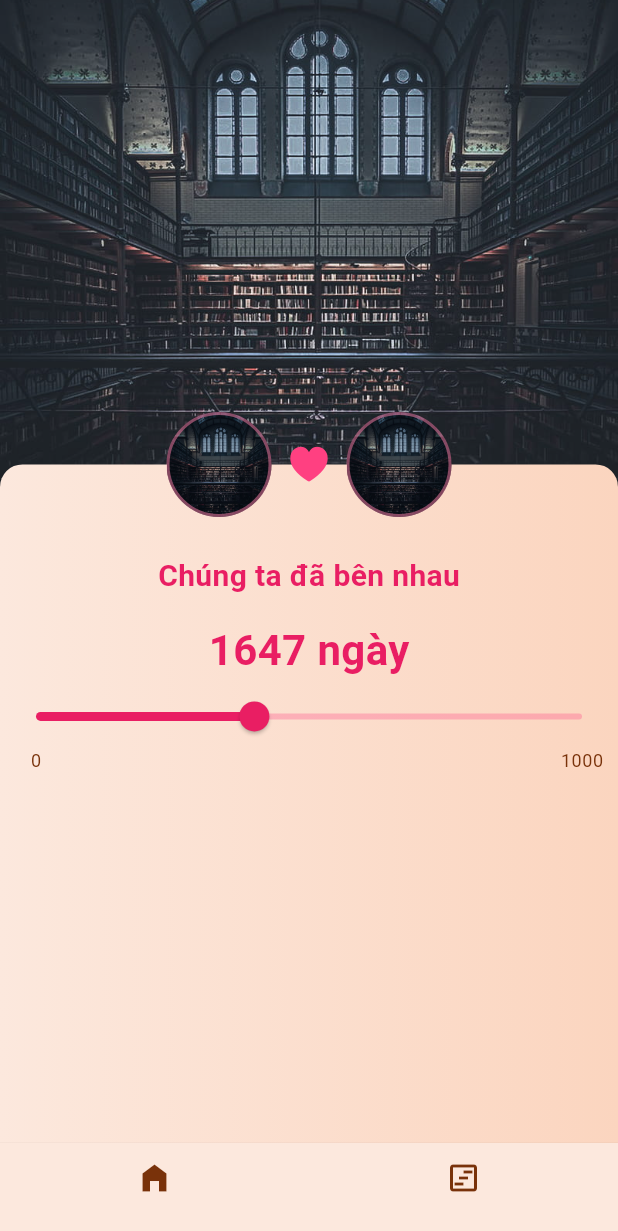
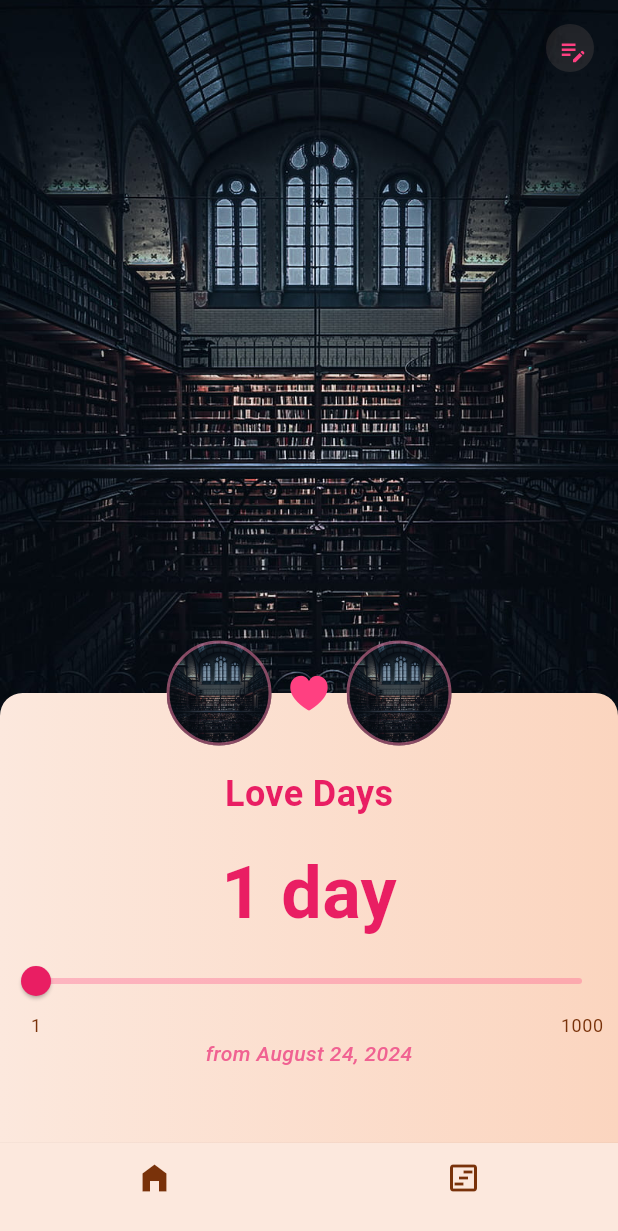
Before and after one commit to farrerdev/our_love, a Flutter app: the screen it shows after launch, on a phone screen of 412 x 824 dp. Shown: the top 1231 px of the screen. Run offline on Flutter 3.47's test engine with Material 3 defaults, Android fonts, the phone set to English and light mode, and no system bars; drawn by our look-alikes of syncfusion_flutter_sliders; our stand-ins replace bloc, cached_network_image, dartz, dio, equatable, firebase_core and 15 more; missing offline and left inert: syncfusion_flutter_core; accounts and stored records are empty; statements that could not run were skipped.

Commit message:
Update UI home view

```diff
--- a/lib/common/theme/app_colors.dart
+++ b/lib/common/theme/app_colors.dart
@@ -112,4 +112,12 @@ class ColorStyles {
   static const Color orange9 = Color(0xff79320A);
 
   static const Color exclusiveSectionGray = Color(0xffF7F8FB);
+  //
+  static const Color pink7 = Colors.pink;
+  static const Color pink4= Color(0xFFEC407A);
+  static const Color pink3 = Color(0xFFF06292);
+  static const Color pink1 = Color(0xFFF8BBD0);
+  //
+  static const Color pinkAccent7 = Colors.pinkAccent;
+  static const Color pinkAccent1 = Color(0xFFFF80AB);
 }
--- a/lib/modules/home/presentation/pages/home.view.dart
+++ b/lib/modules/home/presentation/pages/home.view.dart
@@ -1,20 +1,27 @@
 import 'package:flutter/cupertino.dart';
-import 'package:our_love/common/extensions/datetime.extension.dart';
+import 'package:hive/hive.dart';
+import 'package:intl/intl.dart' as intl;
 import 'package:our_love/common/extensions/message_dialog.extension.dart';
 import 'package:our_love/common/theme/app_colors.dart';
 import 'package:our_love/common/theme/app_texts.dart';
-import 'package:our_love/common/theme/constants.dart';
-import 'package:our_love/common/widgets/app_date_picker.widget.dart';
-import 'package:our_love/common/widgets/app_loading_indicator.widget.dart';
-import 'package:our_love/common/widgets/rounded_container.widget.dart';
 import 'package:flutter/material.dart';
 import 'package:flutter_bloc/flutter_bloc.dart';
-import 'package:our_love/common/widgets/spacer.dart';
 import 'package:our_love/generated/assets.gen.dart';
 import 'package:our_love/modules/home/presentation/blocs/home/home_bloc.dart';
 import 'package:our_love/modules/memories/presentation/pages/memories.view.dart';
 import 'package:syncfusion_flutter_core/theme.dart';
 import 'package:syncfusion_flutter_sliders/sliders.dart';
+
+// ignore_for_file: INVALID_USE_OF_PROTECTED_MEMBER
+extension StatefulExtension on State {
+  void rebuild() {
+    if (mounted) {
+      setState(() {});
+    }
+  }
+}
+
+const _bottomHeight = 300.0;
 
 class HomeView extends StatefulWidget {
   const HomeView({super.key});
@@ -25,6 +32,16 @@ class HomeView extends StatefulWidget {
 
 class _HomeViewState extends State<HomeView> {
   var pageController = PageController();
+  final firstDate = DateTime(2024, 8, 24);
+
+  int get totalDays => DateTime.now().difference(firstDate).inDays + 1;
+
+  String get totalDaysContent {
+    if (totalDays == 1) return "$totalDays day";
+    return "$totalDays days";
+  }
+
+  double get nextMaxDays => (totalDays / 1000 + 1).toInt().toDouble() * 1000;
 
   @override
   Widget build(BuildContext context) {
@@ -34,133 +51,160 @@ class _HomeViewState extends State<HomeView> {
         backgroundColor: Colors.white,
         body: Stack(
           children: [
-            Stack(
+            Column(
               children: [
-                SizedBox(
-                  height: context.height,
-                  child: Column(
-                    children: [
-                      SizedBox(
-                        height: context.height / 2.5,
-                        child: Opacity(
-                          opacity: .9,
-                          child: Image.asset(
-                            Assets.images.libraryBg.path,
-                            width: context.width,
-                            fit: BoxFit.cover,
-                          ),
-                        ),
-                      ),
-                      const Expanded(
-                        child: SizedBox(),
-                      )
-                    ],
-                  ),
+                Expanded(
+                  child: _buildBgImage(context),
                 ),
-                Positioned(
-                  top: context.height / 2.5 - 20,
-                  child: Container(
-                    width: context.width,
-                    height: context.height * 0.75,
-                    decoration: boxDecoration.copyWith(
-                      borderRadius: const BorderRadius.vertical(
-                        top: Radius.circular(15),
-                      ),
-                    ),
-                    child: _buildContent(),
-                  ),
+                const SizedBox(
+                  height: _bottomHeight - 15,
                 ),
               ],
             ),
             Positioned(
+              bottom: 0,
+              child: _buildContent(),
+            ),
+            Positioned(
               width: context.width,
-              top: context.height / 2.5 - 55,
-              child: Row(
-                mainAxisAlignment: MainAxisAlignment.center,
-                children: [
-                  Container(
-                    height: 70,
-                    width: 70,
-                    decoration: BoxDecoration(
-                      border: Border.all(
-                          color: Colors.pinkAccent.shade100.withOpacity(.5),
-                          width: 2),
-                      shape: BoxShape.circle,
-                      image: DecorationImage(
-                          image: AssetImage(Assets.images.libraryBg.path),
-                          fit: BoxFit.cover),
-                    ),
-                  ),
-                  const SizedBox(
-                    width: 50,
-                    child: Icon(
-                      CupertinoIcons.heart_solid,
-                      color: Colors.pinkAccent,
-                      size: 30,
-                    ),
-                  ),
-                  Container(
-                    height: 70,
-                    width: 70,
-                    decoration: BoxDecoration(
-                      border: Border.all(
-                          color: Colors.pinkAccent.shade100.withOpacity(.5),
-                          width: 2),
-                      shape: BoxShape.circle,
-                      image: DecorationImage(
-                          image: AssetImage(Assets.images.libraryBg.path),
-                          fit: BoxFit.cover),
-                    ),
-                  ),
-                ],
-              ),
-            )
+              bottom: _bottomHeight - 35,
+              child: _buildAvatars(),
+            ),
           ],
         ),
       ),
     );
   }
 
-  Padding _buildContent() {
-    double _value = 400.0;
+  Widget _buildBgImage(BuildContext context) {
+    return Stack(
+      children: [
+        Image.asset(
+          Assets.images.libraryBg.path,
+          width: context.width,
+          fit: BoxFit.cover,
+        ),
+        Positioned(
+          child: SafeArea(
+            child: Row(
+              mainAxisAlignment: MainAxisAlignment.end,
+              children: [
+                Container(
+                  height: 32,
+                  width: 32,
+                  margin: const EdgeInsets.all(16),
+                  decoration: BoxDecoration(
+                    shape: BoxShape.circle,
+                    color: ColorStyles.orange2.withOpacity(.1),
+                  ),
+                  child: MenuAnchor(
+                    builder: (context, controller, child) {
+                      return IconButton(
+                        icon: const Icon(
+                          Icons.edit_note_outlined,
+                          color: ColorStyles.pinkAccent7,
+                        ),
+                        onPressed: () {
+                          controller.isOpen
+                              ? controller.close()
+                              : controller.open();
+                        },
+                      );
+                    },
+                    menuChildren: [
+                      MenuItemButton(
+                        child: Text(
+                          "Change background image",
+                          style: TextStyles.mobileSMedium.copyWith(
+                            color: ColorStyles.orange9,
+                          ),
+                        ),
+                        onPressed: () {},
+                      ),
+                      MenuItemButton(
+                        child: Text(
+                          "Change first date",
+                          style: TextStyles.mobileSMedium.copyWith(
+                            color: ColorStyles.orange9,
+                          ),
+                        ),
+                        onPressed: () {},
+                      ),
+                    ],
+                  ),
+                ),
+              ],
+            ),
+          ),
+        )
+      ],
+    );
+  }
 
-    return Padding(
-      padding: const EdgeInsets.only(top: 60),
+  Widget _buildAvatars() {
+    return Row(
+      mainAxisAlignment: MainAxisAlignment.center,
+      children: [
+        UserAvatar(url: Assets.images.libraryBg.path),
+        const SizedBox(
+          width: 50,
+          child: Icon(
+            CupertinoIcons.heart_solid,
+            color: ColorStyles.pinkAccent7,
+            size: 30,
+          ),
+        ),
+        UserAvatar(url: Assets.images.libraryBg.path),
+      ],
+    );
+  }
+
+  Widget _buildContent() {
+    return Container(
+      width: context.width,
+      height: _bottomHeight,
+      decoration: boxDecoration.copyWith(
+        borderRadius: const BorderRadius.vertical(
+          top: Radius.circular(15),
+        ),
+      ),
+      alignment: Alignment.center,
       child: Column(
+        mainAxisSize: MainAxisSize.min,
         children: [
           Text(
-            "Chúng ta đã bên nhau",
-            style: TextStyles.mobileHeading6.copyWith(color: Colors.pink),
+            "Love Days",
+            style: TextStyles.mobileHeading5.copyWith(color: ColorStyles.pink7),
           ),
           const SizedBox(height: 15),
           Text(
-            "${DateTime.now().difference(DateTime(2020, 2, 20)).inDays.toString()} ngày",
-            style: TextStyles.mobileHeading4.copyWith(color: Colors.pink),
+            totalDaysContent,
+            style: TextStyles.mobileHeading2.copyWith(color: ColorStyles.pink7),
           ),
           SfSliderTheme(
             data: SfSliderThemeData(
               tooltipBackgroundColor: Colors.black,
               activeLabelStyle: const TextStyle(
-                  color: Colors.pink,
+                  color: ColorStyles.pink7,
                   fontSize: 12,
                   fontStyle: FontStyle.italic),
               inactiveLabelStyle: const TextStyle(
-                  color: Colors.pink,
+                  color: ColorStyles.pink7,
                   fontSize: 12,
                   fontStyle: FontStyle.italic),
               thumbRadius: 12,
             ),
             child: SfSlider(
-              min: 0.0,
-              max: 1000.0,
-              value: _value,
-              interval: 1000,
+              min: 1,
+              max: nextMaxDays,
+              value: totalDays,
+              interval: nextMaxDays - 1,
               showTicks: false,
               showLabels: true,
-              enableTooltip: true,
+              enableTooltip: false,
               thumbShape: _SfThumbShape(),
-              activeColor: Colors.pink,
-              inactiveColor: Colors.pinkAccent.withOpacity(.3),
+              activeColor: ColorStyles.pink7,
+              inactiveColor: ColorStyles.pinkAccent7.withOpacity(.3),
               thumbIcon: const SizedBox(
                 height: 20,
                 width: 20,
@@ -168,15 +212,45 @@ class _HomeViewState extends State<HomeView> {
               ),
               minorTicksPerInterval: 0,
               onChanged: (dynamic value) {
-                _value = value;
-
-                // setState(() {
-                //   _value = value;
-                // });
+                value = value;
               },
             ),
-          )
+          ),
+          Text(
+            "from ${intl.DateFormat("MMMM dd, y").format(firstDate)}",
+            style: TextStyles.mobileSMedium.copyWith(
+              color: ColorStyles.pink3,
+              fontStyle: FontStyle.italic,
+            ),
+          ),
         ],
+      ),
+    );
+  }
+
+  void _onEditIconPressed() {
+    rebuild();
+  }
+}
+
+class UserAvatar extends StatelessWidget {
+  const UserAvatar({
+    super.key,
+    required this.url,
+  });
+
+  final String url;
+
+  @override
+  Widget build(BuildContext context) {
+    return Container(
+      height: 70,
+      width: 70,
+      decoration: BoxDecoration(
+        border: Border.all(
+            color: ColorStyles.pinkAccent1.withOpacity(.5), width: 2),
+        shape: BoxShape.circle,
+        image: DecorationImage(image: AssetImage(url), fit: BoxFit.cover),
       ),
     );
   }
@@ -194,10 +268,31 @@ class _SfThumbShape extends SfThumbShape {
       required Animation<double> enableAnimation,
       required TextDirection textDirection,
       required SfThumb? thumb}) {
-    final Path path = Path();
-    path.moveTo(center.dx, center.dy);
-    path.lineTo(center.dx + 10, center.dy - 15);
-    path.lineTo(center.dx - 10, center.dy - 15);
+    double width = 30;
+    double height = 30;
+    final dx = center.dx - width / 2;
+    final dy = center.dy + 2.5 - height;
+    Path path = Path();
+
+    path.moveTo(dx, dy);
+    path.moveTo(
+      dx + 0.5 * width,
+      dy + height * 0.35,
+    );
+    path.cubicTo(
+      dx + 0.2 * width,
+      dy + height * 0.1,
+      dx + -0.25 * width,
+      dy + height * 0.6,
+      dx + 0.5 * width,
+      dy + height,
+    );
+    path.moveTo(
+      dx + 0.5 * width,
+      dy + height * 0.35,
+    );
+    path.cubicTo(dx + 0.8 * width, dy + height * 0.1, dx + 1.25 * width,
+        dy + height * 0.6, dx + 0.5 * width, dy + height);
     path.close();
     context.canvas.drawPath(
         path,
@@ -207,209 +302,3 @@ class _SfThumbShape extends SfThumbShape {
           ..strokeWidth = 2);
   }
 }
-
-class _HomeBody extends StatelessWidget {
-  const _HomeBody({
-    required this.pageController,
-  });
-
-  final PageController pageController;
-
-  @override
-  Widget build(BuildContext context) {
-    return BlocBuilder<HomeBloc, HomeState>(
-      buildWhen: (previous, current) {
-        return previous.loadStatus != current.loadStatus;
-      },
-      builder: (context, state) {
-        switch (state.loadStatus) {
-          case LoadStatus.loading:
-            return const AppLoadingIndicator();
-          case LoadStatus.error:
-            return const SizedBox();
-          case LoadStatus.success:
-            return PageView.builder(
-              controller: pageController,
-              itemCount: state.vocabularies.length,
-              scrollDirection: Axis.vertical,
-              itemBuilder: (context, index) {
-                final vocab = state.vocabularies[index];
-                final pronoun = vocab.pronoun;
-                final explain = vocab.explain;
-                final example = vocab.example;
-                return Column(
-                  mainAxisAlignment: MainAxisAlignment.center,
-                  children: [
-                    Text(
-                      vocab.word,
-                      style: TextStyles.largeHeading4.copyWith(
-                        color: Colors.white,
-                      ),
-                    ),
-                    if (pronoun != null)
-                      Text(
-                        pronoun,
-                        style: TextStyles.mobileXSMedium.copyWith(
-                          color: Colors.white,
-                        ),
-                      ),
-                    Text(
-                      "${vocab.type.getName} ${explain ?? ""}",
-                      style: TextStyles.largeSubtitle1.copyWith(
-                        color: Colors.white,
-                      ),
-                    ),
-                    const VSpacer(20),
-                    if (example != null)
-                      Text(
-                        "(Ex: $example)",
-                        style: TextStyles.mobileSMedium.copyWith(
-                          color: Colors.white,
-                          fontStyle: FontStyle.italic,
-                        ),
-                      ),
-                  ],
-                );
-              },
-            );
-        }
-      },
-    );
-  }
-}
-
-class _HorizontalDatePicker extends StatelessWidget {
-  const _HorizontalDatePicker();
-
-  @override
-  Widget build(BuildContext context) {
-    return BlocBuilder<HomeBloc, HomeState>(
-      buildWhen: (previous, current) {
-        return !previous.currentDate.isSameDate(current.currentDate);
-      },
-      builder: (context, state) {
-        final currentDate = context.read<HomeBloc>().state.currentDate;
-        final dates = _getWeekDays(currentDate);
-        return RoundedContainer(
-          width: context.width,
-          height: 110,
-          alignment: Alignment.center,
-          child: Column(
-            children: [
-              SizedBox(
-                height: 40,
-                child: Row(
-                  children: [
-                    _buildMonth(context, currentDate),
-                    const Spacer(),
-                    Container(
-                      alignment: Alignment.center,
-                      child: const Icon(
-                        CupertinoIcons.chevron_right,
-                        size: 18,
-                        color: ColorStyles.black5,
-                      ),
-                    ),
-                  ],
-                ),
-              ),
-              const SizedBox(height: 5),
-              Row(
-                children: List.generate(
-                  dates.length,
-                  (index) {
-                    final date = dates[index];
-                    final isCurrent = date.day == currentDate.day;
-                    final bgColor = isCurrent ? ColorStyles.deep : null;
-                    final textColor =
-                        isCurrent ? ColorStyles.white : ColorStyles.black5;
-                    return Expanded(
-                      child: InkWell(
-                        onTap: () => _onDatePicked(context, date),
-                        child: AnimatedContainer(
-                          duration: animatedDuration,
-                          decoration: BoxDecoration(
-                            color: bgColor,
-                            borderRadius: BorderRadius.circular(10),
-                          ),
-                          alignment: Alignment.center,
-                          height: 50,
-                          child: Column(
-                            children: [
-                              Text(
-                                date.abbreviatedDay,
-                                style: TextStyles.mobileMedium
-                                    .copyWith(color: textColor),
-                              ),
-                              Text(
-                                date.day.toString(),
-                                style: TextStyles.mobileMedium
-                                    .copyWith(color: textColor),
-                              ),
-                            ],
-                          ),
-                        ),
-                      ),
-                    );
-                  },
-                ),
-              ),
-            ],
-          ),
-        );
-      },
-    );
-  }
-
-  InkWell _buildMonth(BuildContext context, DateTime currentDate) {
-    void onTap() {
-      showDialog(
-        context: context,
-        builder: (_) {
-          return AppDatePicker(
-            isPickRange: false,
-            initEndDate: currentDate,
-            disablePrevious: false,
-            onDateSave: (date) => _onDatePicked(
-              context,
-              date!,
-            ),
-          );
-        },
-      );
-    }
-
-    return InkWell(
-      onTap: onTap,
-      child: Container(
-        alignment: Alignment.center,
-        child: Text(
-          currentDate.fullMonthName,
-          style: TextStyles.mobileMedium.copyWith(color: ColorStyles.black5),
-        ),
-      ),
-    );
-  }
-
-  void _onDatePicked(BuildContext context, DateTime date) {
-    return context.read<HomeBloc>().add(
-          HomeDatePicked(date: date),
-        );
-  }
-}
-
-List<DateTime> _getWeekDays(DateTime date) {
-  // Calculate the start and end of the current week
-  DateTime startOfWeek = date.subtract(Duration(days: date.weekday - 1));
-
-  // Create a list to store the days of the week
-  List<DateTime> weekDays = [];
-
-  // Loop through the days of the week and add them to the list
-  for (int i = 0; i < DateTime.daysPerWeek; i++) {
-    DateTime currentDate = startOfWeek.add(Duration(days: i));
-    weekDays.add(currentDate);
-  }
-
-  return weekDays;
-}
```
